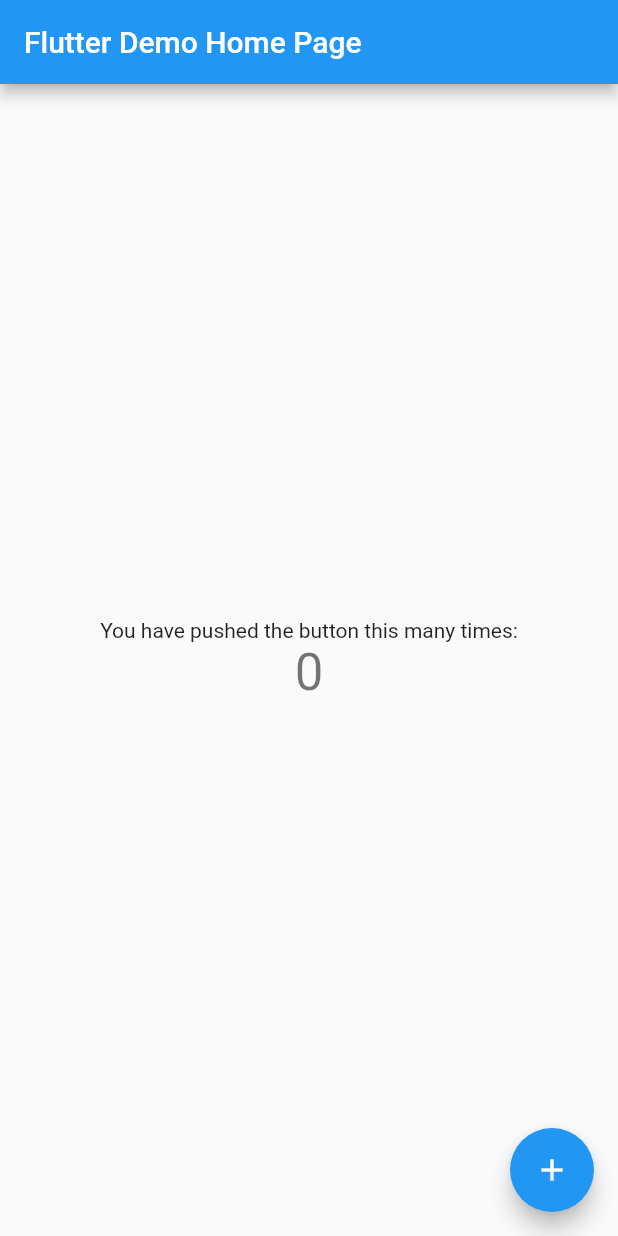
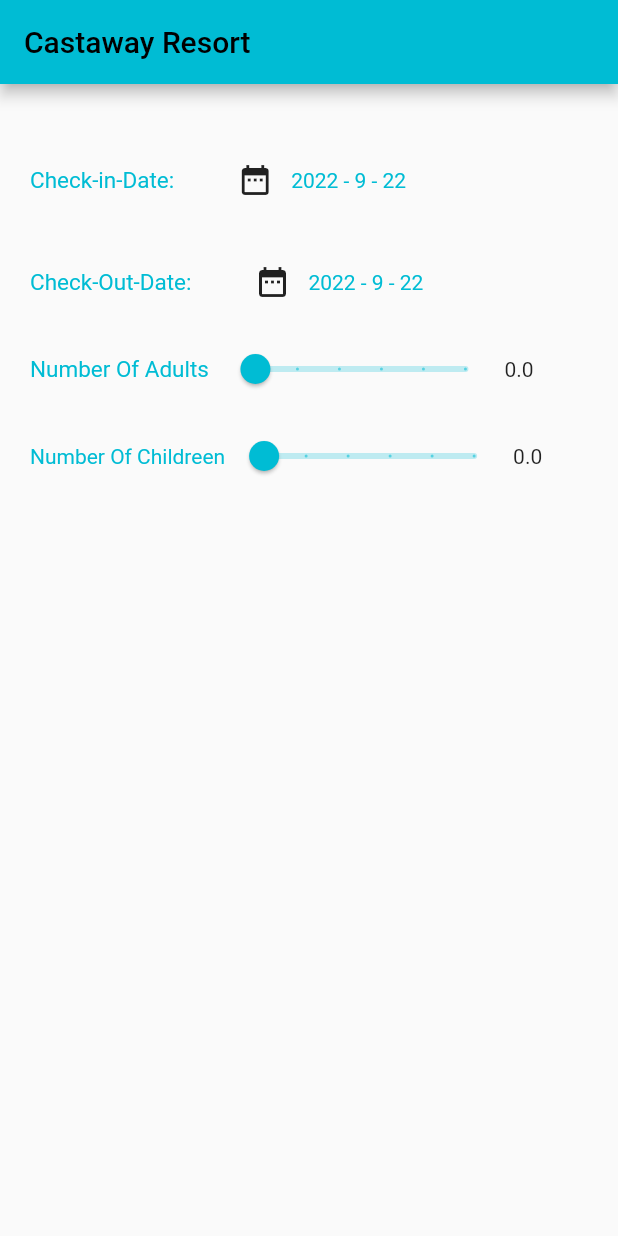
Before and after one commit to Mahmoudelim/Hotel-Reservation, a Flutter app: the screen it shows after launch, on a phone screen of 412 x 824 dp. Run offline on Flutter 3.47's test engine with Material 2 defaults, Android fonts, the phone set to English and light mode, and no system bars; network calls fail; Roboto replaces fonts that are missing (paco).

Commit message:
Adding Home Screen And Book Screen

```diff
--- /dev/null
+++ b/lib/BookingScreen.dart
@@ -0,0 +1,10 @@
+import 'package:flutter/material.dart';
+
+class Booking extends  StatelessWidget {
+  const Booking({Key? key}) : super(key: key);
+
+  @override
+  Widget build(BuildContext context) {
+    return Container();
+  }
+}
--- /dev/null
+++ b/lib/Home.dart
@@ -0,0 +1,118 @@
+import 'package:flutter/cupertino.dart';
+import 'package:flutter/material.dart';
+class Home extends  StatefulWidget {
+  const Home({Key? key}) : super(key: key);
+
+  @override
+  _HomeState createState() => _HomeState();
+}
+
+class _HomeState extends State<Home> {
+  var NomOfAdults=0.0;
+  var NomOfChidren=0.0;
+  DateTime CheckInDate=DateTime.now();
+  DateTime CheckOutDate=DateTime.now();
+  Future<Null> selectedCheckInDate(BuildContext context)async{
+    final DateTime? picked=await showDatePicker(context: context,
+      initialDate: CheckInDate,
+      firstDate: DateTime(2022),
+      lastDate: DateTime(2025),);
+    if (picked != null && picked !=CheckInDate)
+    {
+      setState(() {
+        CheckInDate=picked;
+        print(CheckInDate.toString());
+      });
+    }
+  }
+  Future<Null> selectedCheckOutDate(BuildContext context)async{
+    final DateTime? picked=await showDatePicker(context: context,
+      initialDate:CheckInDate,
+      firstDate: CheckInDate,
+      lastDate: DateTime(2025),);
+    if (picked != null && picked !=CheckOutDate)
+    {
+      setState(() {
+        CheckOutDate=picked;
+        print(CheckOutDate.toString());
+      });
+    }
+  }
+
+  @override
+  Widget build(BuildContext context) {
+    return Scaffold(
+      appBar: AppBar(
+        title: Text("Castaway Resort"),
+      ),
+        body: Padding(
+          padding: EdgeInsets.all(20),
+          child: Stack(
+              children: [
+                ListView(
+                  children: [
+                    Image(image: NetworkImage("https://th.bing.com/th/id/R.1694e6acec88d9d61f1593ba0cc0ebf7?rik=%2fmwqv4EsQqjy7w&pid=ImgRaw&r=0")),
+                    SizedBox(height: 20,),
+                    Row(
+                      children: [
+                        Text("Check-in-Date:",style: TextStyle(color: Colors.cyan,fontSize: 15,),),
+                        SizedBox(width: 30,),
+                        IconButton(onPressed: (){selectedCheckInDate(context);}, icon: Icon(Icons.date_range)),
+                        Text(('${CheckInDate.year} - ${CheckInDate.month} - ${CheckInDate.day}').toString(),
+                          style: TextStyle(color: Colors.cyan),)
+                      ],
+                    ),
+                    SizedBox(height: 20,),
+                    Row(
+                      children: [
+                        Text("Check-Out-Date:",style: TextStyle(color: Colors.cyan,fontSize: 15,),),
+                        SizedBox(width: 30,),
+                        IconButton(onPressed: (){selectedCheckOutDate(context);}, icon: Icon(Icons.date_range)),
+                        Text(('${CheckOutDate.year} - ${CheckOutDate.month} - ${CheckOutDate.day}').toString(),
+                          style: TextStyle(color: Colors.cyan),)
+                      ],
+                    ),
+                    SizedBox(height: 10,),
+                    Row(
+                      children: [
+                        Text("Number Of Adults",style: TextStyle(color: Colors.cyan,fontSize: 15),),
+                        SizedBox(width: 5,),
+                        Slider(value: NomOfAdults, onChanged: (newNom){
+                          setState(() {
+                            NomOfAdults=newNom;
+                          });
+                        },
+                          divisions: 5,
+                          label: NomOfAdults.toInt().toString(),
+                          min: 0,max: 5,
+                        ),
+
+                        Text('$NomOfAdults'),
+                      ],
+                    ),
+                    SizedBox(height: 10,),
+                    Row(
+                      children: [
+                        Text("Number Of Childreen",style: TextStyle(color: Colors.cyan,fontSize: 14),),
+
+                        Slider(value: NomOfChidren, onChanged: (newNom){
+                          setState(() {
+                            NomOfChidren=newNom;
+                          });
+                        },
+                          divisions: 5,
+                          label: NomOfChidren.toInt().toString(),
+                          min: 0,max: 5,
+                        ),
+
+                        Text('$NomOfChidren'),
+                      ],
+                    ),
+
+                  ],
+                )
+              ]),
+        )
+    );
+  }
+}
--- a/lib/main.dart
+++ b/lib/main.dart
@@ -1,115 +1,31 @@
 import 'package:flutter/material.dart';
+import 'package:hotel_reservation/BookingScreen.dart';
+
+import 'Home.dart';
 
 void main() {
-  runApp(const MyApp());
+  runApp( MyApp());
 }
 
 class MyApp extends StatelessWidget {
-  const MyApp({super.key});
 
-  // This widget is the root of your application.
+
+  // This widget is the  of your application.
   @override
   Widget build(BuildContext context) {
     return MaterialApp(
-      title: 'Flutter Demo',
+      debugShowCheckedModeBanner: false,
+      title: 'Castaway Resort',
       theme: ThemeData(
-        // This is the theme of your application.
-        //
-        // Try running your application with "flutter run". You'll see the
-        // application has a blue toolbar. Then, without quitting the app, try
-        // changing the primarySwatch below to Colors.green and then invoke
-        // "hot reload" (press "r" in the console where you ran "flutter run",
-        // or simply save your changes to "hot reload" in a Flutter IDE).
-        // Notice that the counter didn't reset back to zero; the application
-        // is not restarted.
-        primarySwatch: Colors.blue,
+        fontFamily: 'paco',
+        primarySwatch: Colors.cyan,
       ),
-      home: const MyHomePage(title: 'Flutter Demo Home Page'),
+      home: Home(),
+      routes: {
+        '0':(context)=> Home(),
+        '1':(context)=> Booking()
+
+      },
     );
   }
 }
-
-class MyHomePage extends StatefulWidget {
-  const MyHomePage({super.key, required this.title});
-
-  // This widget is the home page of your application. It is stateful, meaning
-  // that it has a State object (defined below) that contains fields that affect
-  // how it looks.
-
-  // This class is the configuration for the state. It holds the values (in this
-  // case the title) provided by the parent (in this case the App widget) and
-  // used by the build method of the State. Fields in a Widget subclass are
-  // always marked "final".
-
-  final String title;
-
-  @override
-  State<MyHomePage> createState() => _MyHomePageState();
-}
-
-class _MyHomePageState extends State<MyHomePage> {
-  int _counter = 0;
-
-  void _incrementCounter() {
-    setState(() {
-      // This call to setState tells the Flutter framework that something has
-      // changed in this State, which causes it to rerun the build method below
-      // so that the display can reflect the updated values. If we changed
-      // _counter without calling setState(), then the build method would not be
-      // called again, and so nothing would appear to happen.
-      _counter++;
-    });
-  }
-
-  @override
-  Widget build(BuildContext context) {
-    // This method is rerun every time setState is called, for instance as done
-    // by the _incrementCounter method above.
-    //
-    // The Flutter framework has been optimized to make rerunning build methods
-    // fast, so that you can just rebuild anything that needs updating rather
-    // than having to individually change instances of widgets.
-    return Scaffold(
-      appBar: AppBar(
-        // Here we take the value from the MyHomePage object that was created by
-        // the App.build method, and use it to set our appbar title.
-        title: Text(widget.title),
-      ),
-      body: Center(
-        // Center is a layout widget. It takes a single child and positions it
-        // in the middle of the parent.
-        child: Column(
-          // Column is also a layout widget. It takes a list of children and
-          // arranges them vertically. By default, it sizes itself to fit its
-          // children horizontally, and tries to be as tall as its parent.
-          //
-          // Invoke "debug painting" (press "p" in the console, choose the
-          // "Toggle Debug Paint" action from the Flutter Inspector in Android
-          // Studio, or the "Toggle Debug Paint" command in Visual Studio Code)
-          // to see the wireframe for each widget.
-          //
-          // Column has various properties to control how it sizes itself and
-          // how it positions its children. Here we use mainAxisAlignment to
-          // center the children vertically; the main axis here is the vertical
-          // axis because Columns are vertical (the cross axis would be
-          // horizontal).
-          mainAxisAlignment: MainAxisAlignment.center,
-          children: <Widget>[
-            const Text(
-              'You have pushed the button this many times:',
-            ),
-            Text(
-              '$_counter',
-              style: Theme.of(context).textTheme.headline4,
-            ),
-          ],
-        ),
-      ),
-      floatingActionButton: FloatingActionButton(
-        onPressed: _incrementCounter,
-        tooltip: 'Increment',
-        child: const Icon(Icons.add),
-      ), // This trailing comma makes auto-formatting nicer for build methods.
-    );
-  }
-}
```
Also changed, not shown: pubspec.yaml (+4 -4 lines), Fonts/Pacifico-Regular.ttf (added).
